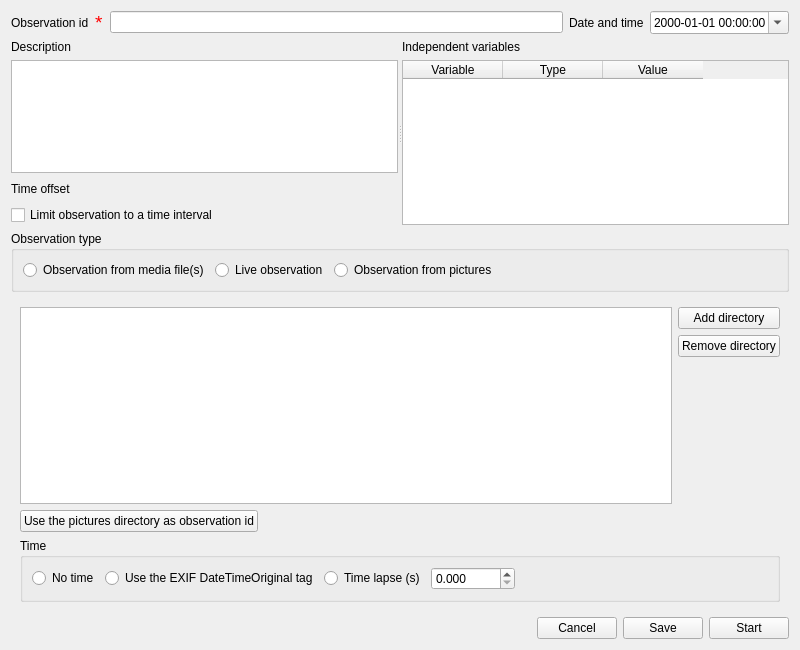
First picture: the form in boris/observation.ui, repository olivierfriard/BORIS, before the edit.
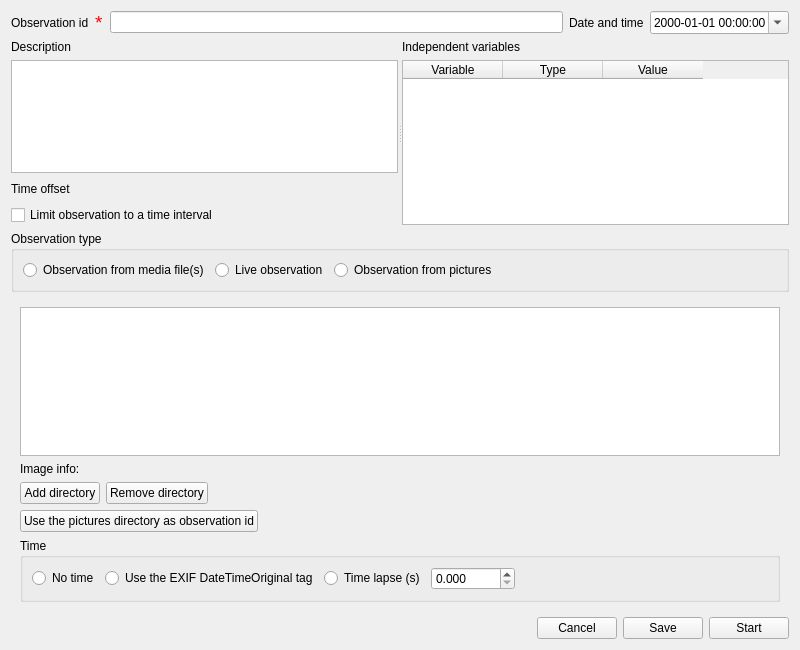
Second picture: the form after the edit. The open tabs and pages were chosen to show the change.

```diff
--- a/boris/observation.ui
+++ b/boris/observation.ui
@@ -220,7 +220,7 @@
    <item>
     <widget class="QStackedWidget" name="sw_observation_type">
      <property name="currentIndex">
-      <number>1</number>
+      <number>3</number>
      </property>
      <widget class="QWidget" name="page"/>
      <widget class="QWidget" name="pg_media_files">
@@ -610,8 +610,17 @@
          <item>
           <widget class="QListWidget" name="lw_images_directory"/>
          </item>
+        </layout>
+       </item>
          <item>
-          <layout class="QVBoxLayout" name="verticalLayout_9">
+        <widget class="QLabel" name="lb_images_info">
+         <property name="text">
+          <string>Image info:</string>
+         </property>
+        </widget>
+       </item>
+       <item>
+        <layout class="QHBoxLayout" name="horizontalLayout_14">
            <item>
             <widget class="QPushButton" name="pb_add_directory">
              <property name="text">
@@ -627,19 +636,17 @@
             </widget>
            </item>
            <item>
-            <spacer name="verticalSpacer_3">
+          <spacer name="horizontalSpacer_10">
              <property name="orientation">
-              <enum>Qt::Vertical</enum>
+            <enum>Qt::Horizontal</enum>
              </property>
              <property name="sizeHint" stdset="0">
               <size>
-               <width>20</width>
-               <height>40</height>
+             <width>40</width>
+             <height>20</height>
               </size>
              </property>
             </spacer>
-           </item>
-          </layout>
          </item>
         </layout>
        </item>
```
Lines whose indentation alone changed are shown as unchanged.
